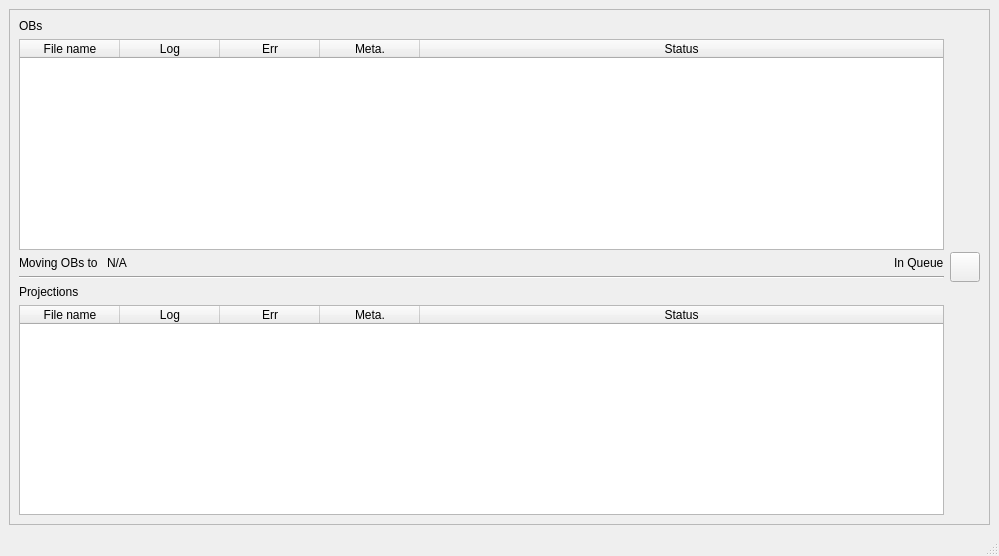
First picture: the form in src/hyperctui/ui/pre_processing_monitor.ui, repository ornlneutronimaging/HyperCTui, before the edit.
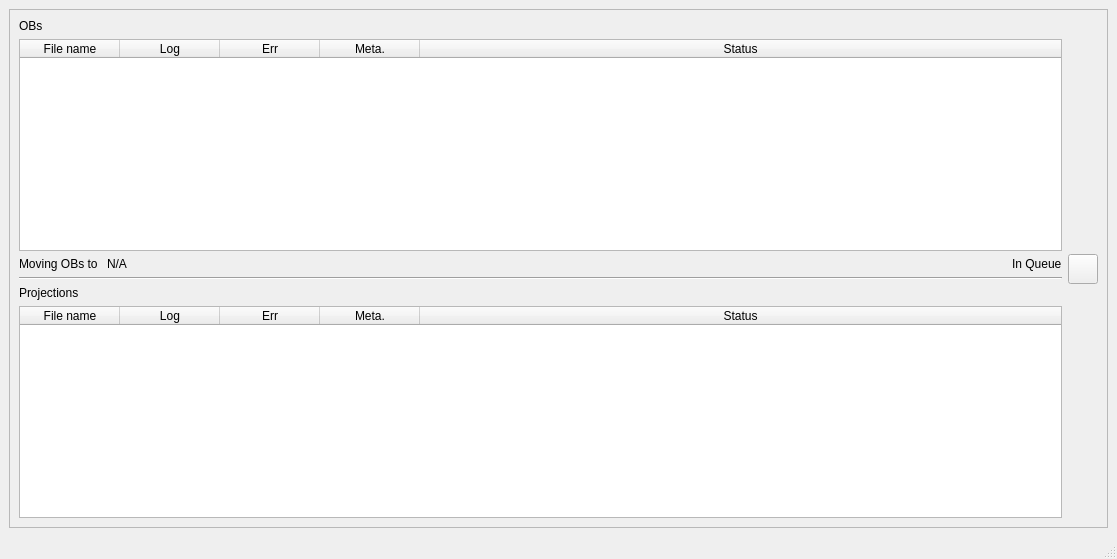
Second picture: the form after the edit.

```diff
--- a/src/hyperctui/ui/pre_processing_monitor.ui
+++ b/src/hyperctui/ui/pre_processing_monitor.ui
@@ -6,8 +6,8 @@
    <rect>
     <x>0</x>
     <y>0</y>
-    <width>999</width>
-    <height>556</height>
+    <width>1117</width>
+    <height>559</height>
    </rect>
   </property>
   <property name="windowTitle">
```
Left out of the diff: 2 changed lines with no effect on the pictures.
